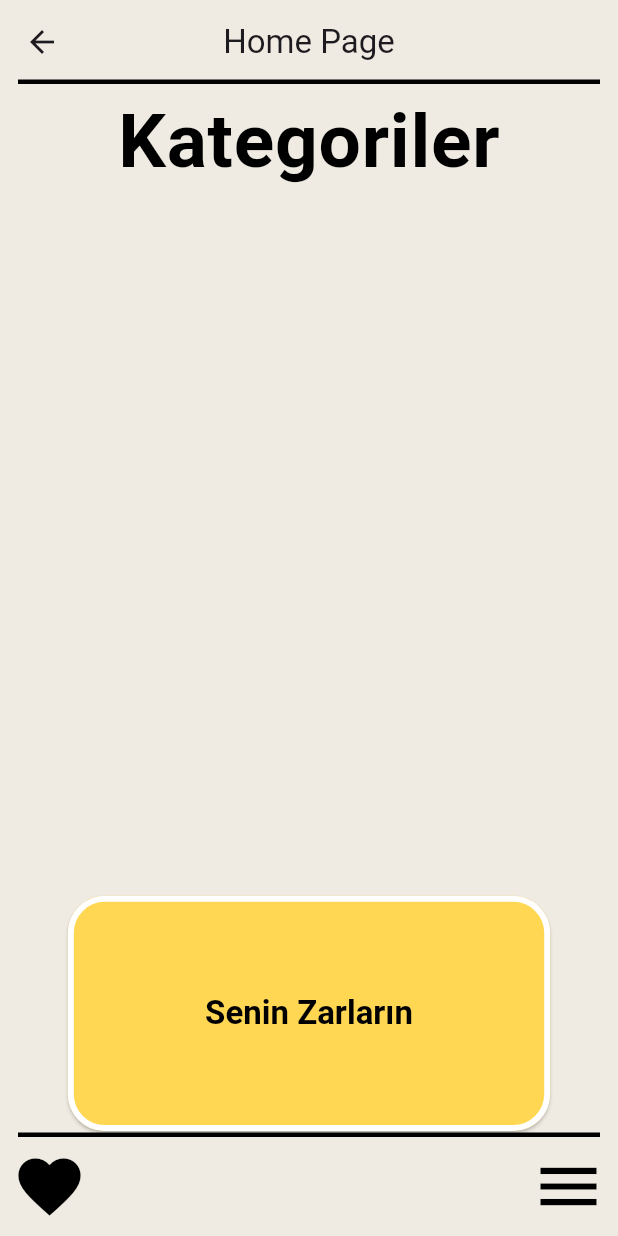
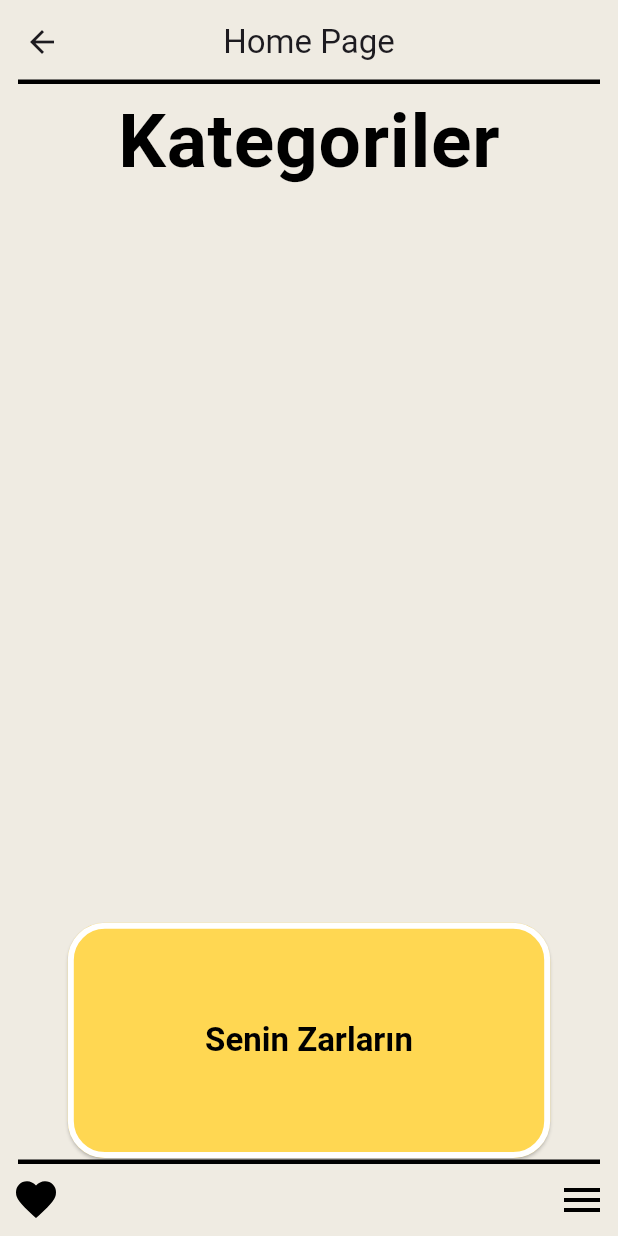
Before and after one commit to yasinertekin/dice_game, a Flutter app: the _HomeView screen opened directly, on a phone screen of 412 x 824 dp. Run offline on Flutter 3.47's test engine with Material 3 defaults, Android fonts, the phone set to English and light mode, and no system bars; our stand-ins replace flutter_svg, go_router, google_fonts; Roboto replaces fonts that are missing (MadimiOne); statements that could not run were skipped.

Commit message:
Add new SVG icons and custom SVG widget

```diff
--- a/lib/feature/home/view/home_page.dart
+++ b/lib/feature/home/view/home_page.dart
@@ -1,7 +1,9 @@
+import 'package:dice_game/product/core/enum/project_assets.dart';
 import 'package:dice_game/product/core/enum/project_color.dart';
 import 'package:dice_game/product/core/extension/context_extension.dart';
 import 'package:dice_game/product/router/route_paths.dart';
 import 'package:dice_game/product/router/router_manager.dart';
+import 'package:dice_game/product/widget/custom_svg.dart';
 import 'package:flutter/material.dart';
 
 part 'widget/bottom_bar.dart';
--- a/lib/feature/home/view/widget/favorite_icon.dart
+++ b/lib/feature/home/view/widget/favorite_icon.dart
@@ -6,10 +6,8 @@ final class _FavoriteIcon extends StatelessWidget {
   @override
   Widget build(BuildContext context) {
     return IconButton(
-      icon: Icon(
-        Icons.favorite,
-        size: 50,
-        color: ProjectColor.black.color,
+      icon: CustomSvg(
+        assetPath: ProjectAssets.heard.toSvg,
       ),
       onPressed: () {},
     );
--- a/lib/feature/home/view/widget/menu_icon.dart
+++ b/lib/feature/home/view/widget/menu_icon.dart
@@ -6,10 +6,8 @@ final class _MenuIcon extends StatelessWidget {
   @override
   Widget build(BuildContext context) {
     return IconButton(
-      icon: Icon(
-        Icons.menu,
-        size: 50,
-        color: ProjectColor.black.color,
+      icon: CustomSvg(
+        assetPath: ProjectAssets.menu.toSvg,
       ),
       onPressed: () {},
     );
--- a/lib/main.dart
+++ b/lib/main.dart
@@ -1,5 +1,6 @@
 import 'package:dice_game/product/router/router_manager.dart';
 import 'package:flutter/material.dart';
+import 'package:google_fonts/google_fonts.dart';
 
 void main() async {
   runApp(const _DiceApp());
@@ -15,15 +16,7 @@ final class _DiceApp extends StatelessWidget {
       routerConfig: RouterManager.routes,
       title: 'Flutter Demo',
       theme: ThemeData(
-        textTheme: const TextTheme(
-          bodyLarge: TextStyle(
-            color: Colors.black,
-            fontFamily: 'MadimiOne',
-          ),
-          bodyMedium: TextStyle(
-            color: Colors.black,
-          ),
-        ),
+        textTheme: GoogleFonts.aDLaMDisplayTextTheme(),
         bottomAppBarTheme: const BottomAppBarTheme(
           color: Colors.transparent,
           surfaceTintColor: Colors.transparent,
--- /dev/null
+++ b/lib/product/core/enum/project_assets.dart
@@ -0,0 +1,20 @@
+/// ProjectAssets is a enum class that contains the path of the assets
+enum ProjectAssets {
+  /// The path to the favorite icon (SvG file)
+  heard('favorite'),
+
+  /// The path to the menu icon (SvG file)
+  menu('menu');
+
+  /// The value of the enum
+  final String value;
+
+  // ignore: sort_constructors_first
+  const ProjectAssets(this.value);
+
+  /// The path to the PNG file
+  String get toPng => 'assets/image/img_$value.png';
+
+  /// The path to the SVG file
+  String get toSvg => 'assets/icon/ic_$value.svg';
+}
--- /dev/null
+++ b/lib/product/widget/custom_svg.dart
@@ -0,0 +1,31 @@
+import 'package:flutter/material.dart';
+import 'package:flutter_svg/flutter_svg.dart';
+
+/// A custom widget to display SVG files
+final class CustomSvg extends StatelessWidget {
+  /// The constructor requires the path to the SVG file
+  const CustomSvg({
+    required this.assetPath,
+    super.key,
+    this.height = 32,
+    this.fit = BoxFit.contain,
+  });
+
+  /// The path to the SVG file
+  final String assetPath;
+
+  /// The height of the SVG file
+  final double height;
+
+  /// The fit of the SVG file
+  final BoxFit fit;
+
+  @override
+  Widget build(BuildContext context) {
+    return SvgPicture.asset(
+      assetPath,
+      height: height,
+      fit: fit,
+    );
+  }
+}
--- a/pubspec.yaml
+++ b/pubspec.yaml
@@ -28,6 +28,9 @@ dependencies:
   # Google
   google_fonts: ^6.2.1
 
+  # Utils
+  flutter_svg: ^2.0.10+1
+
 
 dev_dependencies:
   flutter_test:
@@ -48,4 +51,3 @@ flutter:
    - assets/icon/
    - assets/lottie/
    - assets/data/
-    - assets/fonts/
```
Also changed, not shown: assets/fonts/MadimiOne-Regular.ttf (deleted), assets/icon/ic_favorite.svg (added), assets/icon/ic_menu.svg (added).
